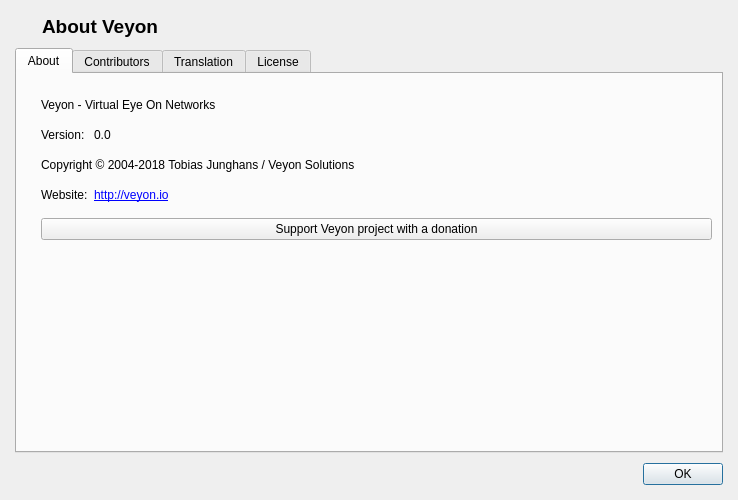
Old version of the form core/src/AboutDialog.ui in the repository veyon/veyon.
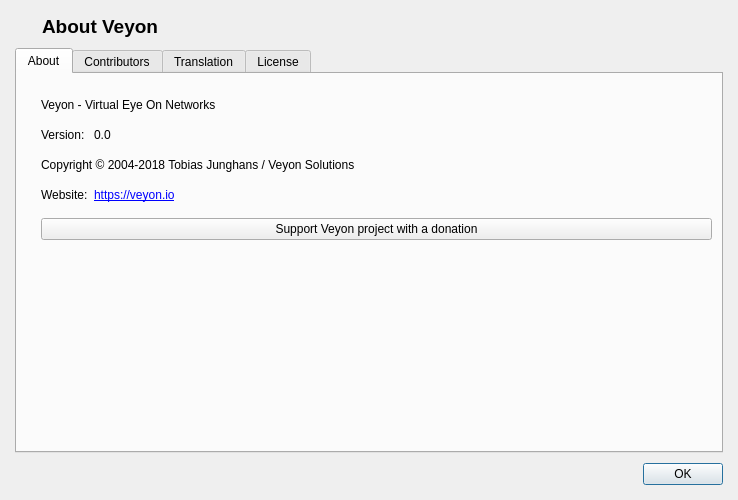
New version of the form. Icons and pictures are not drawn.

```diff
--- a/core/src/AboutDialog.ui
+++ b/core/src/AboutDialog.ui
@@ -139,7 +139,7 @@
        <item row="5" column="1">
         <widget class="QLabel" name="label_4">
          <property name="text">
-          <string notr="true">&lt;a href=&quot;http://github.com/veyon/veyon&quot;&gt;http://veyon.io&lt;/a&gt;</string>
+          <string notr="true">&lt;a href=&quot;https://veyon.io&quot;&gt;https://veyon.io&lt;/a&gt;</string>
          </property>
          <property name="openExternalLinks">
           <bool>true</bool>
```
